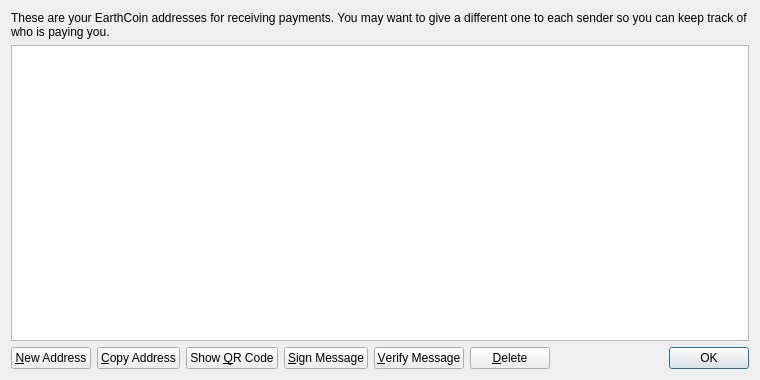
Old version of the form src/qt/forms/addressbookpage.ui in the repository neogulden/neogulden.
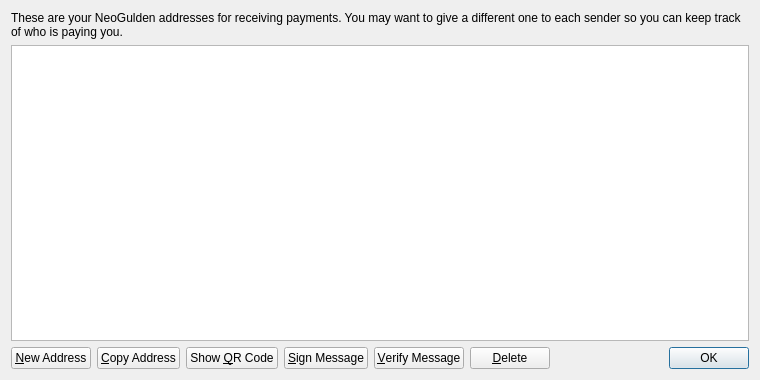
New version of the form. Icons and pictures are not drawn.

```diff
--- a/src/qt/forms/addressbookpage.ui
+++ b/src/qt/forms/addressbookpage.ui
@@ -17,7 +17,7 @@
    <item>
     <widget class="QLabel" name="labelExplanation">
      <property name="text">
-      <string>These are your EarthCoin addresses for receiving payments. You may want to give a different one to each sender so you can keep track of who is paying you.</string>
+      <string>These are your NeoGulden addresses for receiving payments. You may want to give a different one to each sender so you can keep track of who is paying you.</string>
      </property>
      <property name="textFormat">
       <enum>Qt::PlainText</enum>
```
